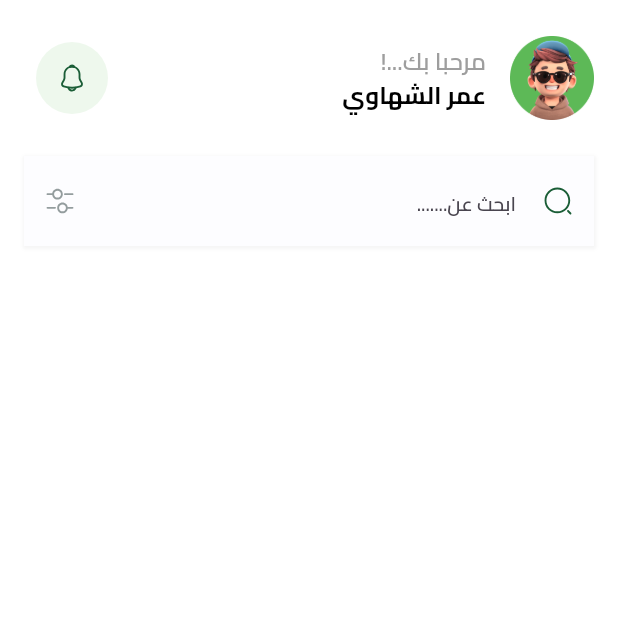
After one commit to omarelshahawy00/Fresh-Fruity, a Flutter app: the HomeScreen screen opened by its route, on a phone screen of 412 x 824 dp, the top half of it. The commit adds this screen. Run offline on Flutter 3.47's test engine with Material 3 defaults, Android fonts, the phone set to English and light mode, and no system bars; our stand-ins replace bloc, cloud_firestore, dartz, dots_indicator, firebase_auth, firebase_core and 6 more; missing offline and left inert: flutter_facebook_auth; accounts and stored records are empty.

Commit message:
Add home screen and enhance user authentication flow; implement HomeScreen, update AuthRepoImpl for user data handling, and add image assets for home UI

```diff
--- a/lib/core/helper_functions/on_generate_route.dart
+++ b/lib/core/helper_functions/on_generate_route.dart
@@ -3,6 +3,7 @@ import 'package:ecommerce_app/features/auth/domain/repos/auth_repo.dart';
 import 'package:ecommerce_app/features/auth/ui/cubits/login_cubit/login_cubit.dart';
 import 'package:ecommerce_app/features/auth/ui/screens/login_screen/login_screen.dart';
 import 'package:ecommerce_app/features/auth/ui/screens/sign_up_screen/sign_up_screen.dart';
+import 'package:ecommerce_app/features/home/ui/screens/home_screen.dart';
 import 'package:ecommerce_app/features/onboarding/ui/screens/onboarding_screen.dart';
 import 'package:ecommerce_app/features/splash/ui/screens/splash_screen.dart';
 import 'package:flutter/material.dart';
@@ -13,6 +14,7 @@ class AppRouter {
   static const String onboardingScreen = 'onboardingScreen';
   static const String loginScreen = 'loginScreen';
   static const String SignupScreen = 'SignupScreen';
+  static const String homeScreen = 'homeScreen';
   static Route<dynamic> onGenerateRoute(RouteSettings settings) {
     switch (settings.name) {
       case splashScreen:
@@ -31,6 +33,10 @@ class AppRouter {
         return MaterialPageRoute(
           builder: (context) => const SignUpScreen(),
         );
+      case homeScreen:
+        return MaterialPageRoute(
+          builder: (context) => const HomeScreen(),
+        );
       default:
         return MaterialPageRoute(builder: (context) => const Scaffold());
     }
--- a/lib/core/services/firebase_auth_service.dart
+++ b/lib/core/services/firebase_auth_service.dart
@@ -91,4 +91,8 @@ class FirebaseAuthService {
             .signInWithCredential(facebookAuthCredential))
         .user!;
   }
+
+  bool isUserLoggedIn() {
+    return FirebaseAuth.instance.currentUser != null;
+  }
 }
--- a/lib/core/utils/const_images.dart
+++ b/lib/core/utils/const_images.dart
@@ -11,4 +11,8 @@ class ConstImages {
   static const String facebookLogin =
       'assets/images/login_icons/facebook_icon.svg';
   static const String appleLogin = 'assets/images/login_icons/apple_icon.svg';
+  static const String profilePic = 'assets/images/home_images/profile_pic.png';
+  static const String notificationIcon = 'assets/images/home_images/notfi.svg';
+  static const String filter = 'assets/images/home_images/filter.svg';
+  static const String search = 'assets/images/home_images/search.svg';
 }
--- a/lib/core/widgets/app_text_form_field.dart
+++ b/lib/core/widgets/app_text_form_field.dart
@@ -18,6 +18,7 @@ class AppTextFormField extends StatelessWidget {
     this.readOnly,
     this.fillColor,
     this.onSaved,
+    this.prefixIcon,
   });
 
   final String hintText;
@@ -30,6 +31,7 @@ class AppTextFormField extends StatelessWidget {
   final bool? isObscureText;
   final Color? backgroundColor;
   final Widget? suffixIcon;
+  final Widget? prefixIcon;
   final bool? readOnly;
   final Color? fillColor;
   final String? Function(String?)? onSaved;
@@ -53,6 +55,7 @@ class AppTextFormField extends StatelessWidget {
         fillColor: fillColor ?? ColorsManager.moreLightGray,
         filled: true,
         suffixIcon: suffixIcon,
+        prefixIcon: prefixIcon,
         contentPadding: contentPadding ??
             EdgeInsets.symmetric(horizontal: 20, vertical: 18),
         focusedBorder: focusedBorder ??
--- a/lib/features/auth/data/models/user_model.dart
+++ b/lib/features/auth/data/models/user_model.dart
@@ -23,4 +23,18 @@ class UserModel extends UserEntity {
       userName: json['userName'],
     );
   }
+  factory UserModel.fromUserEntity(UserEntity userEntity) {
+    return UserModel(
+      email: userEntity.email,
+      uId: userEntity.uId,
+      userName: userEntity.userName,
+    );
+  }
+  toMap() {
+    return {
+      'email': email,
+      'uId': uId,
+      'userName': userName,
+    };
+  }
 }
--- a/lib/features/auth/data/repos/auth_repo_impl.dart
+++ b/lib/features/auth/data/repos/auth_repo_impl.dart
@@ -90,7 +90,14 @@ class AuthRepoImpl extends AuthRepo {
     try {
       user = await firebaseAuthService.signInWithFacebook();
       var userEntity = UserModel.formFirebaseUser(user);
-      addUserData(user: userEntity);
+      var isUserExist = await dataBaseService.isDataExist(
+          path: BackendConst.isExist, uId: user.uid);
+      if (isUserExist) {
+        await getUserData(uId: user.uid);
+      } else {
+        await addUserData(user: userEntity);
+        await getUserData(uId: user.uid);
+      }
       return right(userEntity);
     } catch (e) {
       if (user != null) {
@@ -105,7 +112,7 @@ class AuthRepoImpl extends AuthRepo {
   Future<void> addUserData({required UserEntity user}) async {
     await dataBaseService.addData(
       path: BackendConst.addUserData,
-      data: user.toMap(),
+      data: UserModel.fromUserEntity(user).toMap(),
       docId: user.uId,
     );
   }
--- a/lib/features/auth/domain/entities/user_entity.dart
+++ b/lib/features/auth/domain/entities/user_entity.dart
@@ -3,12 +3,4 @@ class UserEntity {
   final String uId;
   final String userName;
   UserEntity({required this.email, required this.uId, required this.userName});
-
-  toMap() {
-    return {
-      'email': email,
-      'uId': uId,
-      'userName': userName,
-    };
-  }
 }
--- a/lib/features/auth/ui/screens/login_screen/widgets/login_screen_body_bloc_consumer.dart
+++ b/lib/features/auth/ui/screens/login_screen/widgets/login_screen_body_bloc_consumer.dart
@@ -1,3 +1,4 @@
+import 'package:ecommerce_app/core/helper_functions/on_generate_route.dart';
 import 'package:ecommerce_app/core/widgets/custom_modal_progress_hud.dart';
 import 'package:flutter/material.dart';
 import 'package:flutter_bloc/flutter_bloc.dart';
@@ -14,6 +15,7 @@ class LoginScreenBodyBlocConsumer extends StatelessWidget {
     return BlocConsumer<LoginCubit, LoginState>(
       listener: (context, state) {
         if (state is LoginLoaded) {
+          Navigator.pushReplacementNamed(context, AppRouter.homeScreen);
         } else if (state is LoginError) {
           buildSnackBar(context, state.message);
         }
--- /dev/null
+++ b/lib/features/home/ui/screens/home_screen.dart
@@ -0,0 +1,15 @@
+import 'package:ecommerce_app/features/home/ui/screens/widgets/home_screen_body.dart';
+import 'package:flutter/material.dart';
+
+class HomeScreen extends StatelessWidget {
+  const HomeScreen({super.key});
+
+  @override
+  Widget build(BuildContext context) {
+    return SafeArea(
+      child: const Scaffold(
+        body: HomeScreenBody(),
+      ),
+    );
+  }
+}
--- /dev/null
+++ b/lib/features/home/ui/screens/widgets/custom_home_appbar.dart
@@ -0,0 +1,34 @@
+import 'package:ecommerce_app/core/theming/styles.dart';
+import 'package:ecommerce_app/core/utils/const_images.dart';
+import 'package:flutter/material.dart';
+import 'package:flutter_svg/flutter_svg.dart';
+
+class CustomHomeAppbar extends StatelessWidget {
+  const CustomHomeAppbar({super.key});
+
+  @override
+  Widget build(BuildContext context) {
+    return ListTile(
+      leading: Image.asset(ConstImages.profilePic),
+      title: Text(
+        'مرحبا بك...!',
+        style: TextStyles.size16Weight600.copyWith(color: Colors.grey),
+      ),
+      subtitle: Text(
+        'عمر الشهاوي',
+        style: TextStyles.size16Weight700.copyWith(color: Colors.black),
+      ),
+      trailing: Container(
+        padding: const EdgeInsets.all(14),
+        decoration: BoxDecoration(
+          color: Color(0xffeef8ed),
+          shape: BoxShape.circle,
+        ),
+        child: SvgPicture.asset(
+          ConstImages.notificationIcon,
+          height: 20,
+        ),
+      ),
+    );
+  }
+}
--- /dev/null
+++ b/lib/features/home/ui/screens/widgets/home_screen_body.dart
@@ -0,0 +1,30 @@
+import 'package:ecommerce_app/features/home/ui/screens/widgets/custom_home_appbar.dart';
+import 'package:ecommerce_app/features/home/ui/screens/widgets/home_search_field.dart';
+import 'package:flutter/material.dart';
+
+class HomeScreenBody extends StatelessWidget {
+  const HomeScreenBody({super.key});
+
+  @override
+  Widget build(BuildContext context) {
+    return Padding(
+      padding: const EdgeInsets.only(top: 16),
+      child: CustomScrollView(
+        slivers: [
+          SliverToBoxAdapter(
+            child: Column(
+              children: [
+                CustomHomeAppbar(),
+                SizedBox(height: 16),
+                Padding(
+                  padding: const EdgeInsets.symmetric(horizontal: 16),
+                  child: HomeSearchField(),
+                ),
+              ],
+            ),
+          ),
+        ],
+      ),
+    );
+  }
+}
--- /dev/null
+++ b/lib/features/home/ui/screens/widgets/home_search_field.dart
@@ -0,0 +1,48 @@
+import 'package:ecommerce_app/core/widgets/app_text_form_field.dart';
+import 'package:flutter/material.dart';
+import 'package:flutter_svg/svg.dart';
+
+import '../../../../../core/utils/const_images.dart';
+
+class HomeSearchField extends StatelessWidget {
+  const HomeSearchField({super.key});
+
+  @override
+  Widget build(BuildContext context) {
+    return Container(
+      decoration: BoxDecoration(
+        color: Colors.white,
+        borderRadius: BorderRadius.circular(0),
+        boxShadow: [
+          BoxShadow(
+            color: Colors.grey.withValues(alpha: .1),
+            spreadRadius: 1,
+            blurRadius: 1,
+            offset: const Offset(0, 1),
+          ),
+        ],
+      ),
+      child: AppTextFormField(
+        hintText: 'ابحث عن.......',
+        borderRadius: BorderRadius.circular(0),
+        borderSide: BorderSide.none,
+        suffixIcon: SizedBox(
+          width: 20,
+          child: Center(
+            child: SvgPicture.asset(
+              ConstImages.filter,
+            ),
+          ),
+        ),
+        prefixIcon: SizedBox(
+          width: 20,
+          child: Center(
+            child: SvgPicture.asset(
+              ConstImages.search,
+            ),
+          ),
+        ),
+      ),
+    );
+  }
+}
--- a/lib/features/splash/ui/screens/widgets/splash_screen_body.dart
+++ b/lib/features/splash/ui/screens/widgets/splash_screen_body.dart
@@ -1,3 +1,4 @@
+import 'package:ecommerce_app/core/services/firebase_auth_service.dart';
 import 'package:ecommerce_app/core/services/shared_preferences_singletone.dart';
 import 'package:ecommerce_app/core/utils/app_images.dart';
 import 'package:ecommerce_app/core/utils/constants.dart';
@@ -47,11 +48,18 @@ class _SplashScreenBodyState extends State<SplashScreenBody> {
     Future.delayed(
       const Duration(seconds: 3),
       () {
-        bool seen = Prefs.getBool(isOnBoardingViewSeen);
-        if (seen == false) {
+        bool onboardingSeen = Prefs.getBool(isOnBoardingViewSeen);
+        bool isUserLoggedIn = FirebaseAuthService().isUserLoggedIn();
+
+        if (onboardingSeen) {
+          Navigator.pushReplacementNamed(context, AppRouter.loginScreen);
+          if (isUserLoggedIn) {
+            Navigator.pushReplacementNamed(context, AppRouter.homeScreen);
+          } else {
+            Navigator.pushReplacementNamed(context, AppRouter.loginScreen);
+          }
+        } else {
           Navigator.pushReplacementNamed(context, AppRouter.onboardingScreen);
-        } else {
-          Navigator.pushReplacementNamed(context, AppRouter.loginScreen);
         }
       },
     );
--- a/pubspec.yaml
+++ b/pubspec.yaml
@@ -84,6 +84,7 @@ flutter:
     - assets/images/splash_images/
     - assets/images/onboarding_images/
     - assets/images/login_icons/
+    - assets/images/home_images/
 
   # An image asset can refer to one or more resolution-specific "variants", see
   # https://flutter.dev/to/resolution-aware-images
```
Also changed, not shown: assets/images/home_images/filter.svg (added), assets/images/home_images/notfi.svg (added), assets/images/home_images/profile_pic.png (added), assets/images/home_images/search.svg (added).
